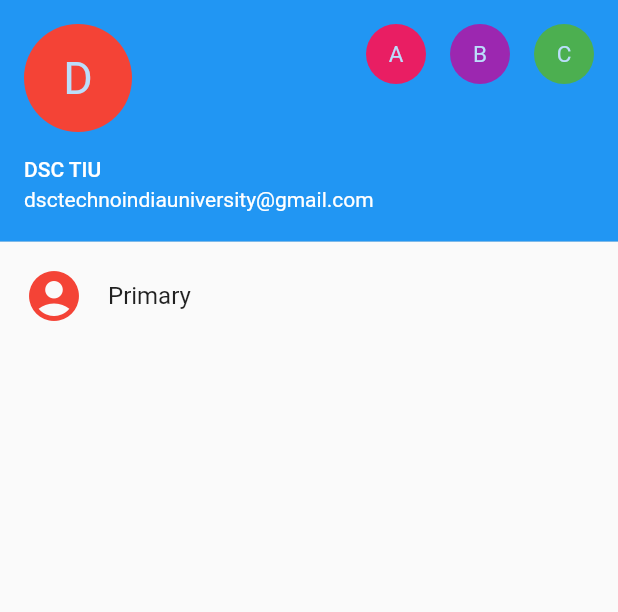
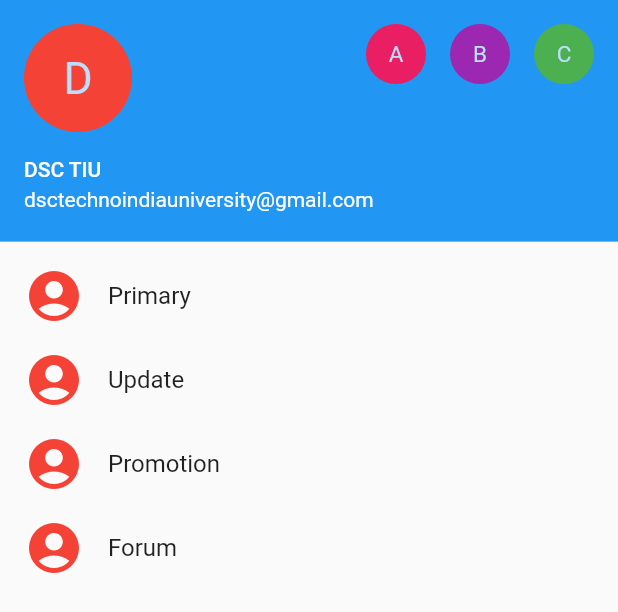
Before and after one commit to dsc-tiu/flutter_layout, a Flutter app: the Account widget shown alone on an empty page, opened directly, on a phone screen of 412 x 824 dp. Shown: the top 612 px of the screen. Run offline on Flutter 3.47's test engine with Material 2 defaults, Android fonts, the phone set to English and light mode, and no system bars.

Commit message:
started work on drawyer

```diff
--- a/lib/drawyer.dart
+++ b/lib/drawyer.dart
@@ -31,6 +31,18 @@ class Account extends StatelessWidget {
               leading: Icon(Icons.account_circle,size: 40.0,color: Colors.red,),
               title: Text("Primary"),
             ),
+            ListTile(
+              leading: Icon(Icons.account_circle,size: 40.0,color: Colors.red,),
+              title: Text("Update"),
+            ),
+            ListTile(
+              leading: Icon(Icons.account_circle,size: 40.0,color: Colors.red,),
+              title: Text("Promotion"),
+            ),
+            ListTile(
+              leading: Icon(Icons.account_circle,size: 40.0,color: Colors.red,),
+              title: Text("Forum"),
+            ),
           ],
         );
   }
```
